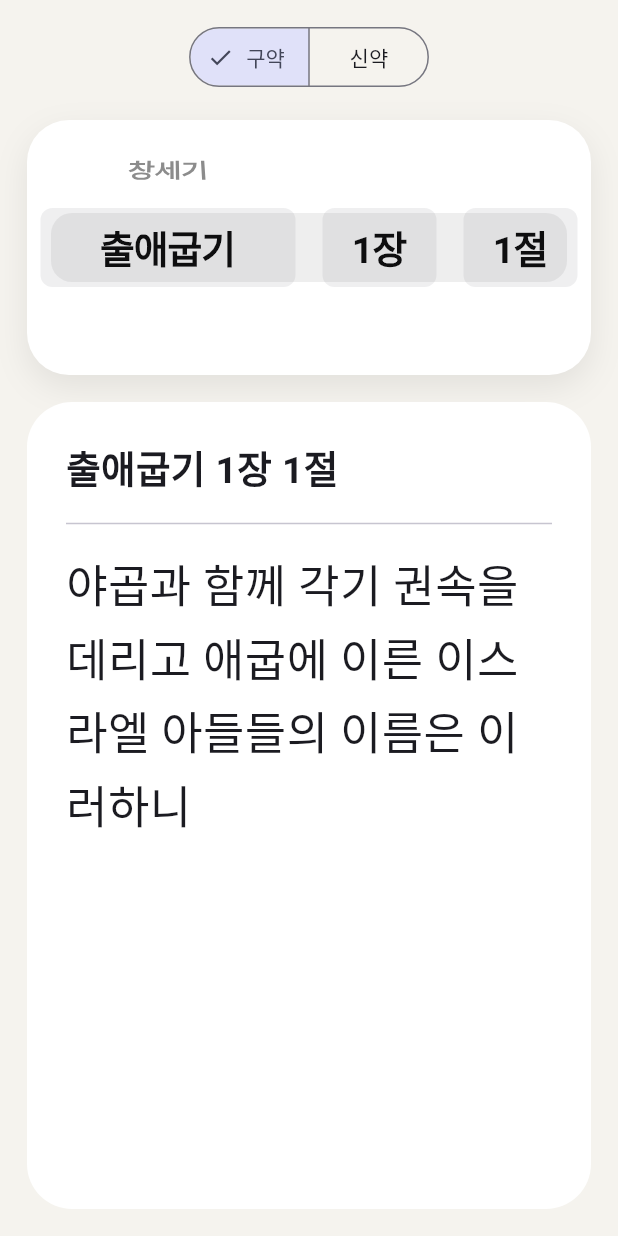
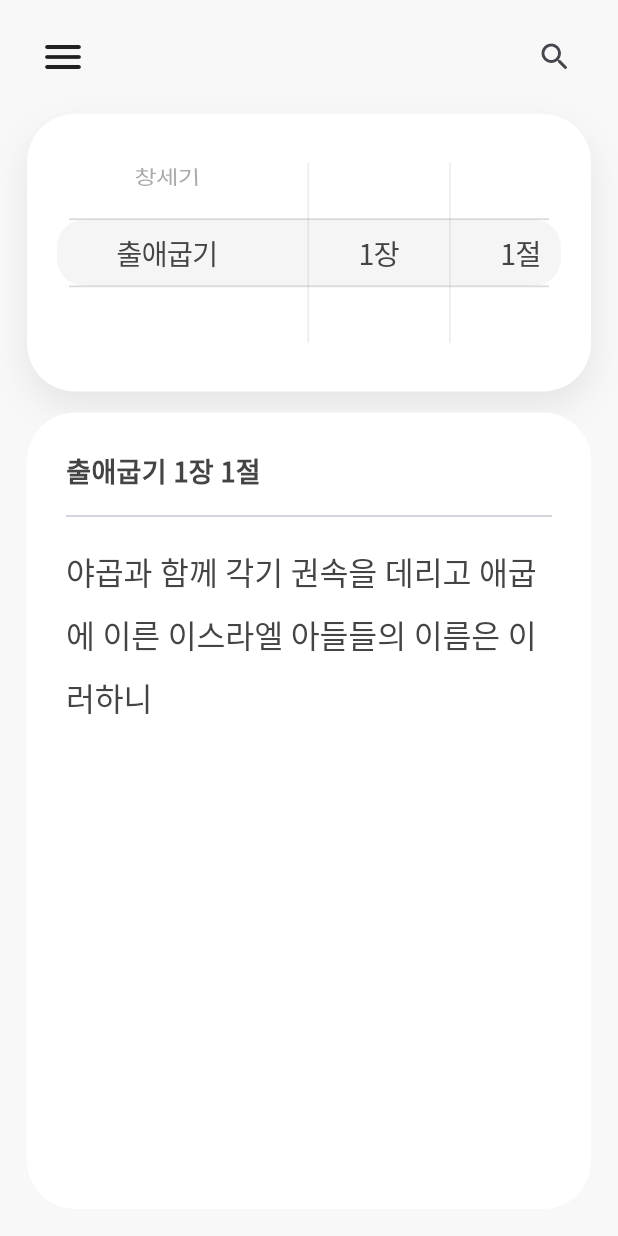
Before and after one commit to Kwandong/bible_wheel, a Flutter app: the screen it shows after launch, after a tap on "출애굽기", on a phone screen of 412 x 824 dp. Run offline on Flutter 3.47's test engine with Material 3 defaults, Android fonts, the phone set to English and light mode, and no system bars; our stand-ins replace google_fonts.

Commit message:
v0.4 Refine wheel UI and navigation

```diff
--- a/lib/main.dart
+++ b/lib/main.dart
@@ -3,6 +3,7 @@ import 'dart:convert';
 import 'package:flutter/cupertino.dart';
 import 'package:flutter/material.dart';
 import 'package:flutter/services.dart';
+import 'package:google_fonts/google_fonts.dart';
 
 void main() {
   runApp(const BibleWheelApp());
@@ -17,8 +18,8 @@ class BibleWheelApp extends StatelessWidget {
       title: 'Bible Wheel',
       debugShowCheckedModeBanner: false,
       theme: ThemeData(
-        colorScheme: ColorScheme.fromSeed(seedColor: Colors.indigo),
         useMaterial3: true,
+        textTheme: GoogleFonts.notoSansKrTextTheme(),
       ),
       home: const BibleWheelPage(),
     );
@@ -53,13 +54,22 @@ class _BibleWheelPageState extends State<BibleWheelPage> {
     loadBible();
   }
 
+  @override
+  void dispose() {
+    bookController.dispose();
+    chapterController.dispose();
+    verseController.dispose();
+    super.dispose();
+  }
+
   Future<void> loadBible() async {
     final jsonString = await rootBundle.loadString('assets/bible.json');
     final data = json.decode(jsonString) as Map<String, dynamic>;
 
     final firstBook = data[selectedTestament].keys.first;
-    final firstChapter = data[selectedTestament][firstBook].keys.first;
-    final firstVerse = data[selectedTestament][firstBook][firstChapter].keys.first;
+    final firstChapter = sortedKeys(data[selectedTestament][firstBook]).first;
+    final firstVerse =
+        sortedKeys(data[selectedTestament][firstBook][firstChapter]).first;
 
     setState(() {
       bible = data;
@@ -69,12 +79,10 @@ class _BibleWheelPageState extends State<BibleWheelPage> {
     });
   }
 
-  @override
-  void dispose() {
-    bookController.dispose();
-    chapterController.dispose();
-    verseController.dispose();
-    super.dispose();
+  List<String> sortedKeys(dynamic map) {
+    final list = (map as Map<String, dynamic>).keys.cast<String>().toList();
+    list.sort((a, b) => int.parse(a).compareTo(int.parse(b)));
+    return list;
   }
 
   List<String> get books {
@@ -84,19 +92,14 @@ class _BibleWheelPageState extends State<BibleWheelPage> {
 
   List<String> get chapters {
     if (bible.isEmpty || selectedBook.isEmpty) return [];
-    final list = bible[selectedTestament][selectedBook].keys.cast<String>().toList();
-    list.sort((a, b) => int.parse(a).compareTo(int.parse(b)));
-    return list;
+    return sortedKeys(bible[selectedTestament][selectedBook]);
   }
 
   List<String> get verses {
-    if (bible.isEmpty || selectedBook.isEmpty || selectedChapter.isEmpty) return [];
-    final list = bible[selectedTestament][selectedBook][selectedChapter]
-        .keys
-        .cast<String>()
-        .toList();
-    list.sort((a, b) => int.parse(a).compareTo(int.parse(b)));
-    return list;
+    if (bible.isEmpty || selectedBook.isEmpty || selectedChapter.isEmpty) {
+      return [];
+    }
+    return sortedKeys(bible[selectedTestament][selectedBook][selectedChapter]);
   }
 
   String get verseText {
@@ -107,14 +110,18 @@ class _BibleWheelPageState extends State<BibleWheelPage> {
       return '';
     }
 
-    return bible[selectedTestament][selectedBook][selectedChapter][selectedVerse] ??
+    return bible[selectedTestament][selectedBook][selectedChapter]
+            [selectedVerse] ??
         '본문 데이터가 없습니다.';
   }
 
   void changeTestament(String testament) {
+    if (testament == selectedTestament) return;
+
     final firstBook = bible[testament].keys.first;
-    final firstChapter = bible[testament][firstBook].keys.first;
-    final firstVerse = bible[testament][firstBook][firstChapter].keys.first;
+    final firstChapter = sortedKeys(bible[testament][firstBook]).first;
+    final firstVerse =
+        sortedKeys(bible[testament][firstBook][firstChapter]).first;
 
     setState(() {
       selectedTestament = testament;
@@ -130,8 +137,9 @@ class _BibleWheelPageState extends State<BibleWheelPage> {
 
   void changeBook(int index) {
     final book = books[index];
-    final firstChapter = bible[selectedTestament][book].keys.first;
-    final firstVerse = bible[selectedTestament][book][firstChapter].keys.first;
+    final firstChapter = sortedKeys(bible[selectedTestament][book]).first;
+    final firstVerse =
+        sortedKeys(bible[selectedTestament][book][firstChapter]).first;
 
     setState(() {
       selectedBook = book;
@@ -145,7 +153,8 @@ class _BibleWheelPageState extends State<BibleWheelPage> {
 
   void changeChapter(int index) {
     final chapter = chapters[index];
-    final firstVerse = bible[selectedTestament][selectedBook][chapter].keys.first;
+    final firstVerse =
+        sortedKeys(bible[selectedTestament][selectedBook][chapter]).first;
 
     setState(() {
       selectedChapter = chapter;
@@ -161,6 +170,41 @@ class _BibleWheelPageState extends State<BibleWheelPage> {
     });
   }
 
+  Widget testamentMenu() {
+  return PopupMenuButton<String>(
+    icon: const Icon(Icons.menu_rounded, size: 32),
+    onSelected: changeTestament,
+    itemBuilder: (context) => [
+      PopupMenuItem(
+        value: '구약',
+        child: Row(
+          children: [
+            if (selectedTestament == '구약')
+              const Icon(Icons.check_rounded, size: 20),
+            if (selectedTestament != '구약')
+              const SizedBox(width: 20),
+            const SizedBox(width: 8),
+            const Text('구약'),
+          ],
+        ),
+      ),
+      PopupMenuItem(
+        value: '신약',
+        child: Row(
+          children: [
+            if (selectedTestament == '신약')
+              const Icon(Icons.check_rounded, size: 20),
+            if (selectedTestament != '신약')
+              const SizedBox(width: 20),
+            const SizedBox(width: 8),
+            const Text('신약'),
+          ],
+        ),
+      ),
+    ],
+  );
+}
+
   Widget wheelPicker({
     required FixedExtentScrollController controller,
     required List<String> items,
@@ -172,19 +216,24 @@ class _BibleWheelPageState extends State<BibleWheelPage> {
       flex: flex,
       child: CupertinoPicker(
         scrollController: controller,
-        itemExtent: 44,
-        diameterRatio: 1.15,
-        magnification: 1.2,
+        itemExtent: 50,
+        diameterRatio: 1.4,
+        magnification: 1.12,
         useMagnifier: true,
-        squeeze: 0.9,
+        squeeze: 1.0,
+        looping: items.length > 3,
         onSelectedItemChanged: onChanged,
+        selectionOverlay: const SizedBox.shrink(),
         children: items.map((item) {
           return Center(
             child: Text(
               labelBuilder(item),
-              style: const TextStyle(
-                fontSize: 21,
-                fontWeight: FontWeight.w700,
+              maxLines: 1,
+              overflow: TextOverflow.ellipsis,
+              style: GoogleFonts.notoSansKr(
+                fontSize: 17,
+                fontWeight: FontWeight.w500,
+                color: const Color(0xFF444444),
               ),
             ),
           );
@@ -193,45 +242,52 @@ class _BibleWheelPageState extends State<BibleWheelPage> {
     );
   }
 
+  Widget verticalDivider() {
+    return Container(
+      width: 1,
+      height: 120,
+      color: Colors.black.withOpacity(0.08),
+    );
+  }
+
   @override
   Widget build(BuildContext context) {
     if (bible.isEmpty) {
       return const Scaffold(
+        backgroundColor: Color(0xFFF8F8F8),
         body: Center(child: CircularProgressIndicator()),
       );
     }
 
     return Scaffold(
-      backgroundColor: const Color(0xfff5f3ee),
+      backgroundColor: const Color(0xFFF8F8F8),
       body: SafeArea(
         child: Padding(
           padding: const EdgeInsets.fromLTRB(18, 14, 18, 18),
           child: Column(
             children: [
-              SegmentedButton<String>(
-                segments: const [
-                  ButtonSegment(value: '구약', label: Text('구약')),
-                  ButtonSegment(value: '신약', label: Text('신약')),
+              Row(
+                children: [
+                  testamentMenu(),
+                  const Spacer(),
+                  IconButton(
+                    onPressed: () {},
+                    icon: const Icon(Icons.search_rounded),
+                  ),
                 ],
-                selected: {selectedTestament},
-                onSelectionChanged: (value) {
-                  changeTestament(value.first);
-                },
               ),
-
-              const SizedBox(height: 18),
-
+              const SizedBox(height: 14),
               Container(
-                height: 170,
-                padding: const EdgeInsets.symmetric(vertical: 8),
+                height: 185,
+                padding: const EdgeInsets.symmetric(vertical: 12),
                 decoration: BoxDecoration(
                   color: Colors.white,
-                  borderRadius: BorderRadius.circular(28),
+                  borderRadius: BorderRadius.circular(32),
                   boxShadow: [
                     BoxShadow(
                       color: Colors.black.withOpacity(0.08),
-                      blurRadius: 18,
-                      offset: const Offset(0, 8),
+                      blurRadius: 20,
+                      offset: const Offset(0, 10),
                     ),
                   ],
                 ),
@@ -239,11 +295,25 @@ class _BibleWheelPageState extends State<BibleWheelPage> {
                   children: [
                     Center(
                       child: Container(
+                        height: 44,
+                        margin: const EdgeInsets.symmetric(horizontal: 20),
+                        decoration: BoxDecoration(
+                          color: const Color(0xFFF5F5F5),
+                          borderRadius: BorderRadius.circular(18),
+                        ),
+                      ),
+                    ),
+                    Center(
+                      child: Container(
                         height: 46,
-                        margin: const EdgeInsets.symmetric(horizontal: 16),
+                        margin: const EdgeInsets.symmetric(horizontal: 28),
                         decoration: BoxDecoration(
-                          color: const Color(0xffeeeeee),
-                          borderRadius: BorderRadius.circular(14),
+                          border: Border.symmetric(
+                            horizontal: BorderSide(
+                              color: Colors.black.withOpacity(0.14),
+                              width: 1.2,
+                            ),
+                          ),
                         ),
                       ),
                     ),
@@ -256,51 +326,60 @@ class _BibleWheelPageState extends State<BibleWheelPage> {
                           onChanged: changeBook,
                           flex: 2,
                         ),
+                        verticalDivider(),
                         wheelPicker(
                           controller: chapterController,
                           items: chapters,
                           labelBuilder: (value) => '$value장',
                           onChanged: changeChapter,
+                          flex: 1,
                         ),
+                        verticalDivider(),
                         wheelPicker(
                           controller: verseController,
                           items: verses,
                           labelBuilder: (value) => '$value절',
                           onChanged: changeVerse,
+                          flex: 1,
                         ),
                       ],
                     ),
                   ],
                 ),
               ),
-
-              const SizedBox(height: 18),
-
+              const SizedBox(height: 14),
               Expanded(
                 child: Container(
                   width: double.infinity,
-                  padding: const EdgeInsets.all(26),
+                  padding: const EdgeInsets.fromLTRB(26, 26, 26, 20),
                   decoration: BoxDecoration(
                     color: Colors.white,
-                    borderRadius: BorderRadius.circular(30),
+                    borderRadius: BorderRadius.circular(32),
                   ),
                   child: Column(
                     crossAxisAlignment: CrossAxisAlignment.start,
                     children: [
                       Text(
                         '$selectedBook $selectedChapter장 $selectedVerse절',
-                        style: const TextStyle(
-                          fontSize: 25,
-                          fontWeight: FontWeight.bold,
+                        style: GoogleFonts.notoSansKr(
+                          fontSize: 18,
+                          fontWeight: FontWeight.w600,
+                          color: const Color(0xFF444444),
                         ),
                       ),
                       const Divider(height: 34),
-                      Text(
-                        verseText,
-                        style: const TextStyle(
-                          fontSize: 30,
-                          height: 1.55,
-                          fontWeight: FontWeight.w500,
+                      Expanded(
+                        child: SingleChildScrollView(
+                          child: Text(
+                            verseText,
+                            style: GoogleFonts.notoSerifKr(
+                              fontSize: 21,
+                              height: 1.9,
+                              fontWeight: FontWeight.w400,
+                              color: const Color(0xFF444444),
+                              letterSpacing: -0.1,
+                            ),
+                          ),
                         ),
                       ),
                     ],
--- a/pubspec.yaml
+++ b/pubspec.yaml
@@ -34,6 +34,7 @@ dependencies:
   # The following adds the Cupertino Icons font to your application.
   # Use with the CupertinoIcons class for iOS style icons.
   cupertino_icons: ^1.0.8
+  google_fonts: ^8.1.0
 
 dev_dependencies:
   flutter_test:
```
Also changed, not shown: pubspec.lock, 2 other files.
